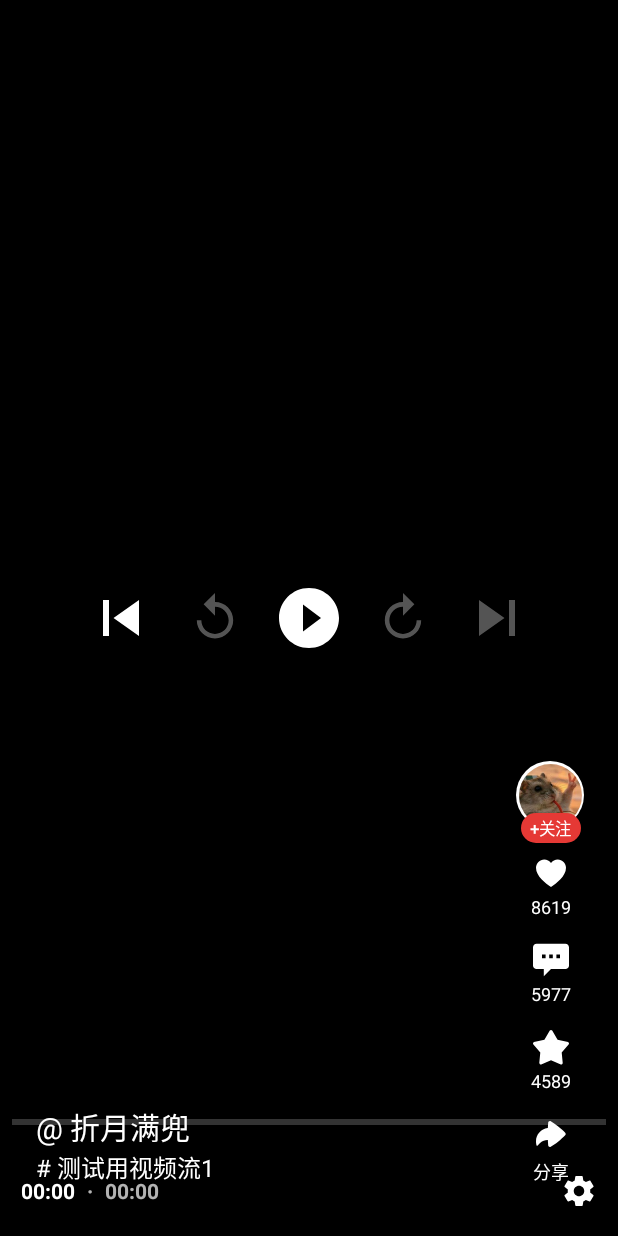
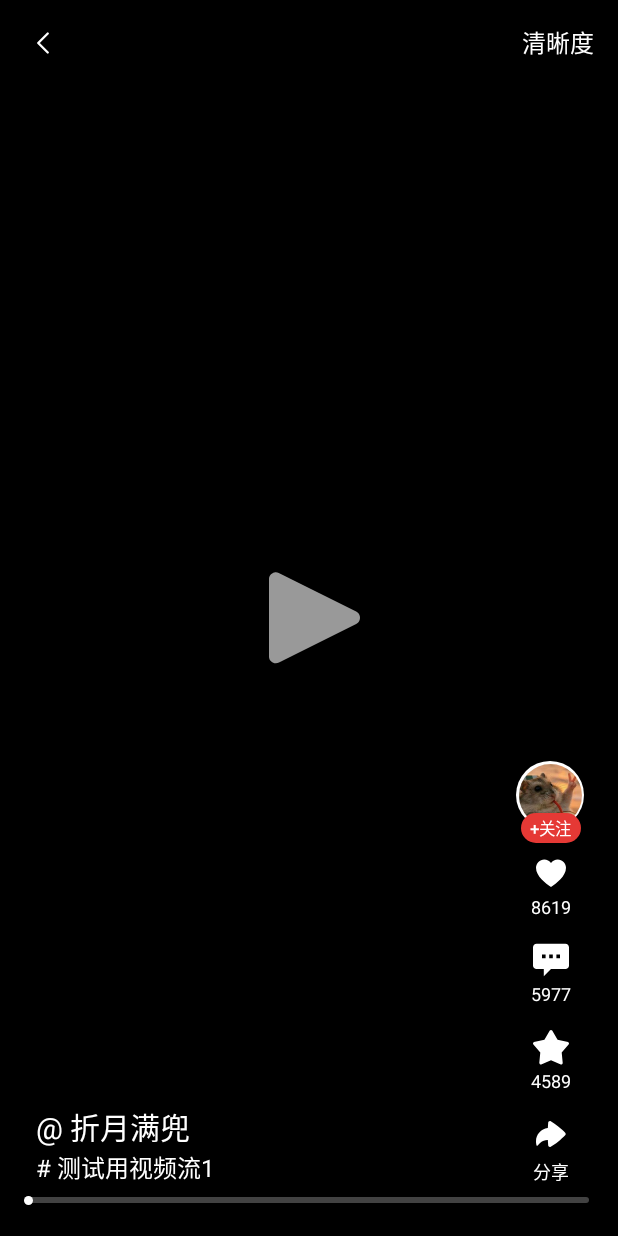
Before and after one commit to XHQQHX/TouTiaoVideoFlow, an Android app built with Jetpack Compose: the screen it shows after launch (MainActivity), on a phone screen of 412 x 824 dp. Run offline under Robolectric (Android 15) with nearby library versions, the phone set to English and light mode, and no system bars; pictures from the network do not load.

Commit message:
优化了播放器的ui，实现了自动播放与暂停。

```diff
--- a/app/src/main/java/com/example/toutiaovideoflow/data/model/VideoItem.kt
+++ b/app/src/main/java/com/example/toutiaovideoflow/data/model/VideoItem.kt
@@ -1,5 +1,5 @@
 package com.example.toutiaovideoflow.data.model
-
+//视频基本元素
 data class VideoItem(
     val id: String,
     val url: String,
--- a/app/src/main/java/com/example/toutiaovideoflow/data/repository/VideoRepository.kt
+++ b/app/src/main/java/com/example/toutiaovideoflow/data/repository/VideoRepository.kt
@@ -4,7 +4,7 @@ import com.example.toutiaovideoflow.data.model.VideoItem
 import com.example.toutiaovideoflow.utils.RandomUtils.generateRandomNumber
 import com.example.toutiaovideoflow.utils.RandomUtils.getRandomAuth
 import com.example.toutiaovideoflow.utils.RandomUtils.getRandomVideoUrl
-
+//数据仓库
 class VideoRepository {
     fun createVideoItem(id: String): VideoItem {
         return VideoItem(
--- a/app/src/main/java/com/example/toutiaovideoflow/player/VideoPlayer.kt
+++ b/app/src/main/java/com/example/toutiaovideoflow/player/VideoPlayer.kt
@@ -23,4 +23,10 @@ class VideoPlayer(private val context: Context) {
         exoPlayer?.release()
         exoPlayer = null
     }
+
+    fun getCurrentPosition(): Long = exoPlayer?.currentPosition ?: 0L
+    fun getDuration(): Long = exoPlayer?.duration ?: 0L
+    fun seekTo(position: Long) {
+        exoPlayer?.seekTo(position)
+    }
 }
--- a/app/src/main/java/com/example/toutiaovideoflow/ui/theme/Color.kt
+++ b/app/src/main/java/com/example/toutiaovideoflow/ui/theme/Color.kt
@@ -13,4 +13,7 @@ val Pink40 = Color(0xFF7D5260)
 val PitchBlack = Color(0xFF161823)
 val Black = Color(0xFF000000)
 val White = Color(0xFFFFFFFF)
+val WhiteTransparent = Color(0x99FFFFFF)
 val Red = Color(0xFFE53935)
+val Charcoal = Color(0xFF424242)
+val Silver = Color(0xFFBBBBBB)
--- a/app/src/main/java/com/example/toutiaovideoflow/ui/video/components/ControlBar.kt
+++ b/app/src/main/java/com/example/toutiaovideoflow/ui/video/components/ControlBar.kt
@@ -1,33 +1,126 @@
 package com.example.toutiaovideoflow.ui.video.components
+import androidx.compose.foundation.background
+import androidx.compose.foundation.clickable
+import com.example.toutiaovideoflow.R
 
 import androidx.compose.foundation.layout.*
+import androidx.compose.foundation.shape.CircleShape
+import androidx.compose.foundation.shape.RoundedCornerShape
 import androidx.compose.material3.*
 import androidx.compose.runtime.*
+import androidx.compose.ui.Alignment
 import androidx.compose.ui.Modifier
+import androidx.compose.ui.graphics.Color
+import androidx.compose.ui.res.painterResource
+import androidx.compose.ui.tooling.preview.Preview
 import androidx.compose.ui.unit.dp
-
+import androidx.compose.ui.unit.sp
+import com.example.toutiaovideoflow.ui.theme.*
+//顶部栏
+@OptIn(ExperimentalMaterial3Api::class)
 @Composable
 fun ControlBar(
+    modifier: Modifier = Modifier,
     isPlaying: Boolean,
-    progress: Float,
-    onPlayPause: () -> Unit,
-    onSeek: (Float) -> Unit
+    currentPosition: Long,
+    duration: Long,
+    onSeek: (Long) -> Unit = {},
+    onPlayPause: () -> Unit = {},
+    onDraggingChanged: (Boolean) -> Unit = {}
+
 ) {
-    Column(modifier = Modifier.fillMaxWidth()) {
+    Box(
+        modifier = modifier
+            .fillMaxSize()
+            .clickable {onPlayPause()},
+    ) {
+        Row(
+            modifier = Modifier
+                .fillMaxWidth()
+                .padding(16.dp),
+            horizontalArrangement = Arrangement.SpaceBetween,
+        ) {
+            Icon(
+                painter = painterResource(id = R.drawable.ic_back),
+                contentDescription = "返回",
+                modifier = Modifier.size(25.dp),
+                tint = White
+            )
+            Text(
+                text = "清晰度",
+                color = White,
+                fontSize = 16.sp
+            )
+        }
+        if(!isPlaying)
+        {
+            Icon(
+                painter = painterResource(id = R.drawable.ic_pause),
+                contentDescription = "暂停",
+                modifier = Modifier
+                    .size(80.dp)
+                    .align(Alignment.Center),
+                tint = WhiteTransparent
+            )
+        }
+        Slider(
+            modifier = Modifier
+                .fillMaxWidth()
+                .padding(start = 16.dp, end = 16.dp)
+                .align(Alignment.BottomCenter),
+            value = if (duration > 0) currentPosition.toFloat() / duration else 0f,
+            onValueChange = { value ->
+                onSeek((value * duration).toLong())
+            },
 
-        Slider(
-            value = progress,
-            onValueChange = { onSeek(it) },
-            modifier = Modifier.fillMaxWidth()
+            colors = SliderDefaults.colors(
+                thumbColor = Color.Transparent,
+                activeTrackColor = Color.Transparent,
+                inactiveTrackColor = Color.Transparent,
+            ),
+            valueRange = 0f..1f,
+            thumb = {
+                Box(
+                    modifier = Modifier
+                        .size(6.dp)
+                        .background(
+                            color = White,
+                            shape = CircleShape
+                        )
+                        .align(Alignment.Center)
+                )
+
+            },
+            track = { sliderState ->
+                Row(
+                    modifier = Modifier
+                        .fillMaxWidth()
+                        .height(4.dp)
+                        .background(
+                            color = Charcoal,
+                            shape = RoundedCornerShape(2.dp)
+                        )
+                ) {
+                    Box(
+                        modifier = Modifier
+                            .fillMaxHeight()
+                            .fillMaxWidth(sliderState.value)
+                            .background(
+                                color = Silver,
+                                shape = RoundedCornerShape(2.dp)
+                            )
+                    )
+                }
+            }
         )
-
-        Row(
-            modifier = Modifier.padding(8.dp),
-            horizontalArrangement = Arrangement.SpaceBetween
-        ) {
-            Button(onClick = onPlayPause) {
-                Text(if (isPlaying) "暂停" else "播放")
-            }
-        }
     }
 }
+@Preview
+@Composable
+fun ControlBarPreview() {
+    ControlBar(
+        isPlaying = true,
+        currentPosition = 1000,
+        duration = 60000
+    )
+}
--- a/app/src/main/java/com/example/toutiaovideoflow/ui/video/components/VideoFloatingUI.kt
+++ b/app/src/main/java/com/example/toutiaovideoflow/ui/video/components/VideoFloatingUI.kt
@@ -16,14 +16,13 @@ import androidx.compose.ui.graphics.Color
 import androidx.compose.ui.layout.ContentScale
 import androidx.compose.ui.platform.LocalContext
 import androidx.compose.ui.res.painterResource
-import androidx.compose.ui.res.stringResource
 import androidx.compose.ui.tooling.preview.Preview
 import androidx.compose.ui.unit.*
 import androidx.compose.ui.zIndex
 import coil.compose.rememberAsyncImagePainter
 import com.example.toutiaovideoflow.data.model.VideoItem
 import com.example.toutiaovideoflow.ui.theme.*
-
+//竖屏状态ui
 @Composable
 fun VideoFloatingUI (
     modifier: Modifier = Modifier,
@@ -31,7 +30,6 @@ fun VideoFloatingUI (
 ){
     Box(modifier = modifier
         .fillMaxSize()
-
         .padding(16.dp)
     ) {
         Row(
--- a/app/src/main/java/com/example/toutiaovideoflow/ui/video/components/VideoPlayerPage.kt
+++ b/app/src/main/java/com/example/toutiaovideoflow/ui/video/components/VideoPlayerPage.kt
@@ -1,5 +1,6 @@
 package com.example.toutiaovideoflow.ui.video.components
 
+import android.util.Log
 import android.view.ViewGroup
 import android.view.ViewGroup.LayoutParams.MATCH_PARENT
 import androidx.compose.foundation.background
@@ -7,10 +8,12 @@ import androidx.compose.foundation.layout.*
 import androidx.compose.runtime.*
 import androidx.compose.ui.Modifier
 import androidx.compose.ui.viewinterop.AndroidView
+import androidx.media3.common.Player
 import androidx.media3.ui.PlayerView
 import com.example.toutiaovideoflow.data.model.VideoItem
 import com.example.toutiaovideoflow.player.VideoPlayer
 import com.example.toutiaovideoflow.ui.theme.PitchBlack
+import kotlinx.coroutines.delay
 
 @Composable
 fun VideoPlayerPage(item: VideoItem) {
@@ -19,23 +22,75 @@ fun VideoPlayerPage(item: VideoItem) {
     val player = remember { VideoPlayer(context) }
     val exoPlayer = remember(item.url) { player.initPlayer(item.url) }
 
+    var isPlaying by remember { mutableStateOf(exoPlayer.isPlaying) }
+    var currentPosition by remember { mutableStateOf(0L) }
+    var duration by remember { mutableStateOf(0L) }
+    var isDragging by remember { mutableStateOf(false) }
+
+    LaunchedEffect(exoPlayer) {
+        exoPlayer.play()
+        exoPlayer.addListener(object : Player.Listener {
+            override fun onPlaybackStateChanged(playbackState: Int) {
+                if (playbackState == Player.STATE_READY) {
+                    duration = exoPlayer.duration
+                    Log.d("VideoPlayerPage", "duration: $duration")
+                }
+            }
+
+            override fun onIsPlayingChanged(playing: Boolean) {
+                isPlaying = playing
+            }
+        })
+    }
+    LaunchedEffect(isPlaying) {
+        while (isPlaying && !isDragging) {
+            currentPosition = exoPlayer.currentPosition
+            Log.d("VideoPlayerPage", "currentPosition: $currentPosition")
+            delay(100) // 每100ms更新一次
+        }
+    }
+    DisposableEffect(Unit) {
+        // 页面可见时播放
+        //exoPlayer.play()
+        onDispose {
+            exoPlayer.pause()
+        }
+    }
+
     Box(
         modifier = Modifier
             .fillMaxSize()
             .background(PitchBlack)
     ) {
-
         AndroidView(
             factory = {
                 PlayerView(context).apply {
                     this.player = exoPlayer
                     this.layoutParams = ViewGroup.LayoutParams(MATCH_PARENT, MATCH_PARENT)
+                    this.useController = false
                 }
             },
             modifier = Modifier.fillMaxSize()
         )
-
-        // 右侧浮动 UI（已完成，不修改）
+        // 顶部栏
+        ControlBar(
+            modifier = Modifier.fillMaxSize(),
+            isPlaying = isPlaying,
+            currentPosition = currentPosition,
+            duration = duration,
+            onSeek = { position ->
+                currentPosition = position
+                exoPlayer.seekTo(position)
+            },
+            onPlayPause = {
+                if(isPlaying){exoPlayer.pause()}
+                else{exoPlayer.play()}
+            },
+            onDraggingChanged = { dragging ->
+                isDragging = dragging
+            }
+        )
+        // 右侧浮动 UI
         VideoFloatingUI(
             modifier = Modifier.fillMaxSize(),
             item = item
--- /dev/null
+++ b/app/src/main/res/drawable/ic_back.xml
@@ -0,0 +1,13 @@
+<vector xmlns:android="http://schemas.android.com/apk/res/android"
+    android:width="25dp"
+    android:height="25dp"
+    android:viewportWidth="24"
+    android:viewportHeight="24">
+  <path
+      android:pathData="m15,6l-6,6l6,6"
+      android:strokeLineJoin="round"
+      android:strokeWidth="1.5"
+      android:fillColor="#00000000"
+      android:strokeColor="#FFFFFF"
+      android:strokeLineCap="round"/>
+</vector>
--- /dev/null
+++ b/app/src/main/res/drawable/ic_pause.xml
@@ -0,0 +1,9 @@
+<vector xmlns:android="http://schemas.android.com/apk/res/android"
+    android:width="25dp"
+    android:height="25dp"
+    android:viewportWidth="36"
+    android:viewportHeight="36">
+  <path
+      android:pathData="M32.16,16.08L8.94,4.47A2.07,2.07 0,0 0,6 6.32v23.21a2.06,2.06 0,0 0,3 1.85l23.16,-11.61a2.07,2.07 0,0 0,0 -3.7Z"
+      android:fillColor="#FFFFFF"/>
+</vector>
```
